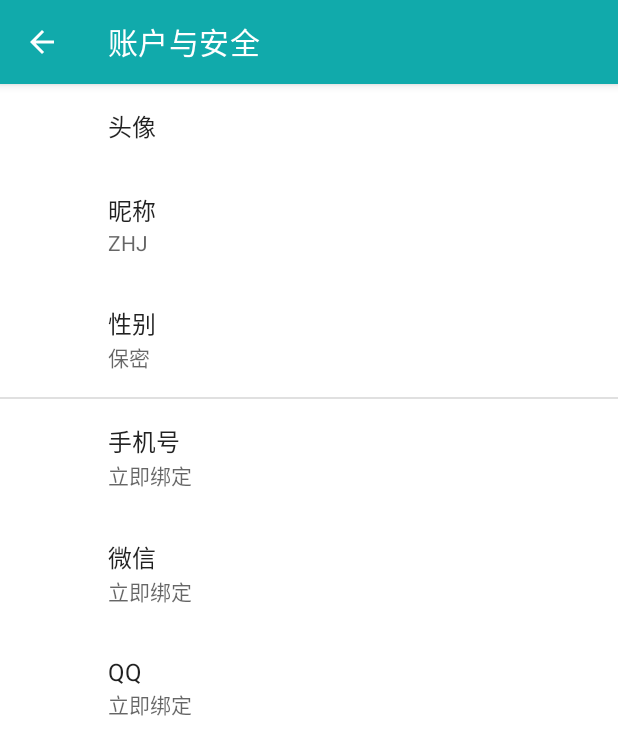
After one commit to zhjai/MyAndroidApp, an Android app: the Account_and_Security_Activity screen opened directly, with no data from a screen before it, on a phone screen of 412 x 824 dp. The commit adds this screen. Shown: the top 755 px of the screen. Run offline under Robolectric (Android 15) with nearby library versions, the phone set to English and light mode, and no system bars; our stand-ins replace androidx.preference; 1 statement that could not run was skipped.

Commit message:
1. 修改部分布局 2. 制作账户与安全的设置界面

```diff
--- a/app/src/main/AndroidManifest.xml
+++ b/app/src/main/AndroidManifest.xml
@@ -20,6 +20,10 @@
         android:theme="@style/Theme.Exam"
         android:usesCleartextTraffic="true"
         tools:targetApi="31">
+        <activity
+            android:name=".Account_and_Security_Activity"
+            android:exported="false"
+            android:label="@string/account_and_security" />
         <activity
             android:name=".SigninActivity"
             android:exported="false"
--- /dev/null
+++ b/app/src/main/java/com/example/exam/Account_and_Security_Activity.java
@@ -0,0 +1,71 @@
+package com.example.exam;
+
+import android.os.Bundle;
+import android.view.MenuItem;
+import android.view.View;
+import android.widget.Toast;
+
+import androidx.appcompat.app.ActionBar;
+import androidx.appcompat.app.AppCompatActivity;
+import androidx.preference.Preference;
+import androidx.preference.PreferenceFragmentCompat;
+
+import com.example.exam.data.GlobalData;
+
+public class Account_and_Security_Activity extends AppCompatActivity {
+
+    @Override
+    protected void onCreate(Bundle savedInstanceState) {
+        super.onCreate(savedInstanceState);
+        setContentView(R.layout.account_and_security_activity);
+
+        if (getSupportActionBar() != null) {
+            getSupportActionBar().setDisplayHomeAsUpEnabled(true);
+            getSupportActionBar().setDisplayShowHomeEnabled(true);
+        }
+
+        if (savedInstanceState == null) {
+            getSupportFragmentManager()
+                    .beginTransaction()
+                    .replace(R.id.settings, new SettingsFragment())
+                    .commit();
+        }
+        ActionBar actionBar = getSupportActionBar();
+        if (actionBar != null) {
+            actionBar.setDisplayHomeAsUpEnabled(true);
+        }
+    }
+
+    public static class SettingsFragment extends PreferenceFragmentCompat {
+        @Override
+        public void onCreatePreferences(Bundle savedInstanceState, String rootKey) {
+            setPreferencesFromResource(R.xml.account_and_security_root_preferences, rootKey);
+
+            Preference avatarPreference = findPreference("avatar_preference");
+            if (avatarPreference != null) {
+                avatarPreference.setOnPreferenceClickListener(preference -> {
+                    Toast.makeText(getContext(), "Logo头像，无法更改", Toast.LENGTH_SHORT).show();
+                    return true;
+                });
+            }
+
+            Preference userNamePreference = findPreference("nick_name_preference");
+            if (userNamePreference != null) {
+                userNamePreference.setOnPreferenceChangeListener((preference, newValue) -> {
+                    GlobalData.setUserName((String) newValue);
+                    return true;
+                });
+            }
+        }
+    }
+
+    @Override
+    public boolean onOptionsItemSelected(MenuItem item) {
+        // 处理返回按钮的点击事件
+        if (item.getItemId() == android.R.id.home) {
+            finish(); // 关闭当前Activity，返回到前一个Activity
+            return true;
+        }
+        return super.onOptionsItemSelected(item);
+    }
+}
--- /dev/null
+++ b/app/src/main/java/com/example/exam/AvatarPreference.java
@@ -0,0 +1,34 @@
+package com.example.exam;
+
+import android.content.Context;
+import android.util.AttributeSet;
+import android.view.View;
+import android.widget.ImageView;
+
+import androidx.preference.Preference;
+import androidx.preference.PreferenceViewHolder;
+
+import com.example.exam.R;
+
+public class AvatarPreference extends Preference {
+
+    public AvatarPreference(Context context, AttributeSet attrs, int defStyleAttr) {
+        super(context, attrs, defStyleAttr);
+        setLayoutResource(R.layout.preference_custom_avatar);
+    }
+
+    public AvatarPreference(Context context, AttributeSet attrs) {
+        this(context, attrs, 0);
+    }
+
+    public AvatarPreference(Context context) {
+        this(context, null);
+    }
+
+    @Override
+    public void onBindViewHolder(PreferenceViewHolder holder) {
+        super.onBindViewHolder(holder);
+
+        // 可以在这里设置头像图片，例如从 SharedPreferences 加载
+    }
+}
--- a/app/src/main/res/layout/settings_activity.xml
+++ b/app/src/main/res/layout/account_and_security_activity.xml
@@ -1,9 +1,9 @@
-<LinearLayout
-    xmlns:android="http://schemas.android.com/apk/res/android"
+<LinearLayout xmlns:android="http://schemas.android.com/apk/res/android"
     android:layout_width="match_parent"
     android:layout_height="match_parent">
+
     <FrameLayout
         android:id="@+id/settings"
         android:layout_width="match_parent"
-        android:layout_height="match_parent"/>
+        android:layout_height="match_parent" />
 </LinearLayout>
--- a/app/src/main/res/layout/fragment_concentrate.xml
+++ b/app/src/main/res/layout/fragment_concentrate.xml
@@ -93,12 +93,12 @@
     <LinearLayout
         android:layout_width="wrap_content"
         android:layout_height="wrap_content"
+        android:layout_marginBottom="180dp"
         android:orientation="horizontal"
         app:layout_constraintBottom_toBottomOf="parent"
         app:layout_constraintEnd_toEndOf="@id/timer_text_view"
         app:layout_constraintStart_toStartOf="@id/timer_text_view"
-        app:layout_constraintTop_toBottomOf="@id/timer_text_view"
-        android:layout_marginBottom="120dp">
+        app:layout_constraintTop_toBottomOf="@id/timer_text_view">
 
         <ImageView
             android:layout_width="wrap_content"
--- /dev/null
+++ b/app/src/main/res/values-sw360dp-v13/values-preference.xml
@@ -0,0 +1,5 @@
+<?xml version="1.0" encoding="utf-8"?>
+<resources xmlns:tools="http://schemas.android.com/tools">
+    <bool name="config_materialPreferenceIconSpaceReserved" tools:ignore="MissingDefaultResource,PrivateResource">false</bool>
+    <dimen name="preference_category_padding_start" tools:ignore="MissingDefaultResource,PrivateResource">0dp</dimen>
+</resources>
--- a/app/src/main/res/values/arrays.xml
+++ b/app/src/main/res/values/arrays.xml
@@ -9,4 +9,16 @@
         <item>reply</item>
         <item>reply_all</item>
     </string-array>
+
+    <string-array name="sex_entries">
+        <item>男</item>
+        <item>女</item>
+        <item>保密</item>
+    </string-array>
+
+    <string-array name="sex_values">
+        <item>boy</item>
+        <item>girl</item>
+        <item>secured</item>
+    </string-array>
 </resources>
--- a/app/src/main/res/values/strings.xml
+++ b/app/src/main/res/values/strings.xml
@@ -156,4 +156,11 @@
     <string name="sort_by_name">按照名称排序</string>
     <string name="sort_by_date">按照日期排序</string>
     <string name="sort_by_importance">按照重要程度排序</string>
+    <string name="title_activity_account_and_security">Account_and_Security_Activity</string>
+    <string name="nick_name">昵称</string>
+    <string name="sex">性别</string>
+    <string name="phone_number">手机号</string>
+    <string name="wechat">微信</string>
+    <string name="qq">QQ</string>
+    <string name="avater">头像</string>
 </resources>
--- /dev/null
+++ b/app/src/main/res/xml/account_and_security_root_preferences.xml
@@ -0,0 +1,54 @@
+<PreferenceScreen xmlns:android="http://schemas.android.com/apk/res/android"
+    xmlns:app="http://schemas.android.com/apk/res-auto">
+
+    <com.example.exam.AvatarPreference
+        app:key="avatar_preference"
+        app:title="头像" />
+    <EditTextPreference
+        app:defaultValue="ZHJ"
+        app:key="nick_name_preference"
+        app:title="@string/nick_name"
+        app:useSimpleSummaryProvider="true" />
+    <ListPreference
+        android:layout_width="wrap_content"
+        android:layout_height="wrap_content"
+        android:defaultValue="secured"
+        android:title="@string/sex"
+        app:entries="@array/sex_entries"
+        app:entryValues="@array/sex_values"
+        app:key="sex_preference"
+        app:useSimpleSummaryProvider="true" />
+
+    <PreferenceCategory>
+
+        <EditTextPreference
+            android:layout_width="wrap_content"
+            android:layout_height="wrap_content"
+            android:defaultValue="立即绑定"
+            android:selectAllOnFocus="true"
+            android:singleLine="true"
+            android:title="@string/phone_number"
+            app:key="preference_phone_number"
+            app:useSimpleSummaryProvider="true" />
+        <EditTextPreference
+            android:layout_width="wrap_content"
+            android:layout_height="wrap_content"
+            android:defaultValue="立即绑定"
+            android:selectAllOnFocus="true"
+            android:singleLine="true"
+            android:title="@string/wechat"
+            app:key="preference_wechat"
+            app:useSimpleSummaryProvider="true" />
+        <EditTextPreference
+            android:layout_width="wrap_content"
+            android:layout_height="wrap_content"
+            android:defaultValue="立即绑定"
+            android:selectAllOnFocus="true"
+            android:singleLine="true"
+            android:title="@string/qq"
+            app:key="preference_qq"
+            app:useSimpleSummaryProvider="true" />
+
+    </PreferenceCategory>
+
+</PreferenceScreen>
```
Also changed, not shown: app/src/main/java/com/example/exam/MainActivity2.java (+17 -0 lines), app/src/main/java/com/example/exam/MyFragment.java (+17 -0 lines), app/src/main/java/com/example/exam/SettingsActivity.java (+8 -0 lines), app/src/main/java/com/example/exam/data/GlobalData.java (+9 -0 lines), app/src/main/java/com/example/exam/ui/theme/Color.kt (deleted, +0 -11 lines), app/src/main/res/layout/preference_custom_avatar.xml (added, +27 -0 lines), app/src/main/res/xml/root_preferences.xml (deleted, +0 -38 lines).
